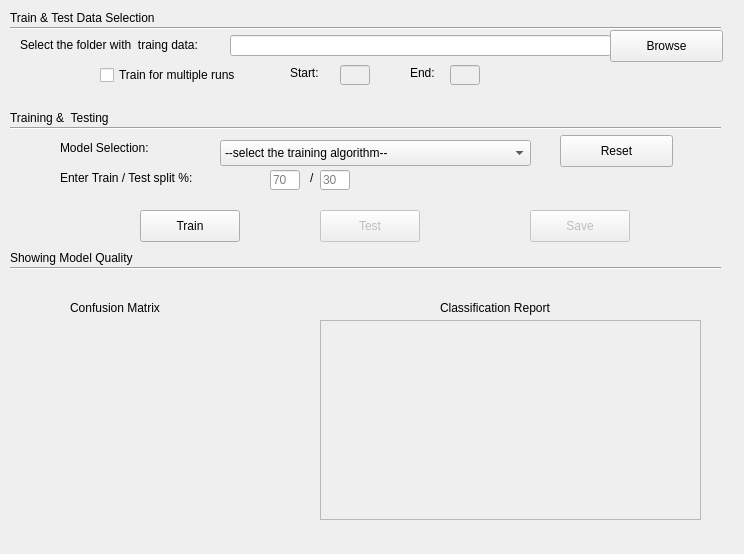
Qt form machineLearningGUI.ui (gihankaushyal/PixelAnomalyDetectorTool) before a commit.
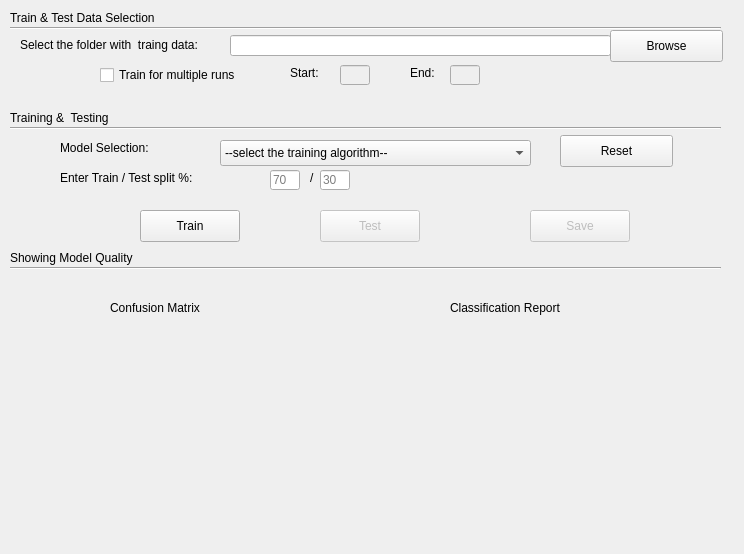
The same form after that commit.

Commit message: resplace the classificationReport text field with a widget.

Diff of the .ui file:
```diff
--- a/machineLearningGUI.ui
+++ b/machineLearningGUI.ui
@@ -243,19 +243,6 @@
     <string>Train</string>
    </property>
   </widget>
-  <widget class="QTextEdit" name="classificationReport">
-   <property name="enabled">
-    <bool>false</bool>
-   </property>
-   <property name="geometry">
-    <rect>
-     <x>320</x>
-     <y>320</y>
-     <width>381</width>
-     <height>200</height>
-    </rect>
-   </property>
-  </widget>
   <widget class="Line" name="line_3">
    <property name="geometry">
     <rect>
@@ -285,7 +272,7 @@
   <widget class="QLabel" name="label_8">
    <property name="geometry">
     <rect>
-     <x>70</x>
+     <x>110</x>
      <y>300</y>
      <width>121</width>
      <height>16</height>
@@ -298,7 +285,7 @@
   <widget class="QLabel" name="label_9">
    <property name="geometry">
     <rect>
-     <x>440</x>
+     <x>450</x>
      <y>300</y>
      <width>131</width>
      <height>16</height>
@@ -391,7 +378,7 @@
      <x>20</x>
      <y>310</y>
      <width>301</width>
-     <height>231</height>
+     <height>221</height>
     </rect>
    </property>
   </widget>
@@ -411,6 +398,16 @@
     <string>Save</string>
    </property>
   </widget>
+  <widget class="QWidget" name="classificationReport" native="true">
+   <property name="geometry">
+    <rect>
+     <x>330</x>
+     <y>309</y>
+     <width>371</width>
+     <height>221</height>
+    </rect>
+   </property>
+  </widget>
  </widget>
  <resources/>
  <connections/>
```
